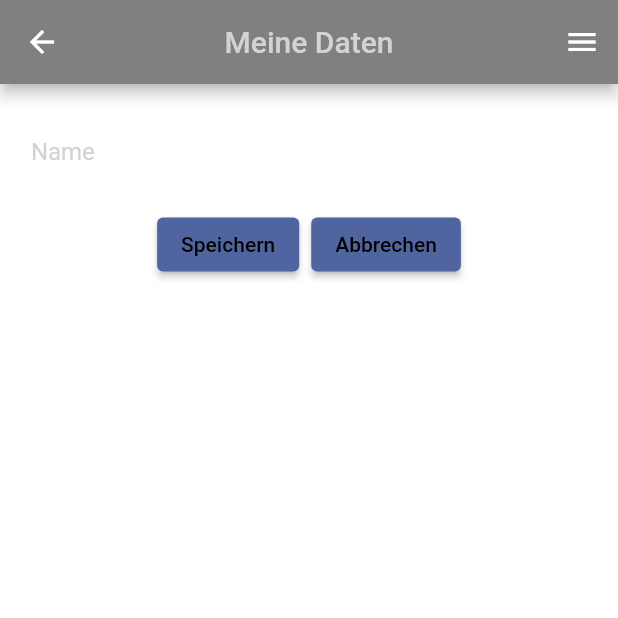
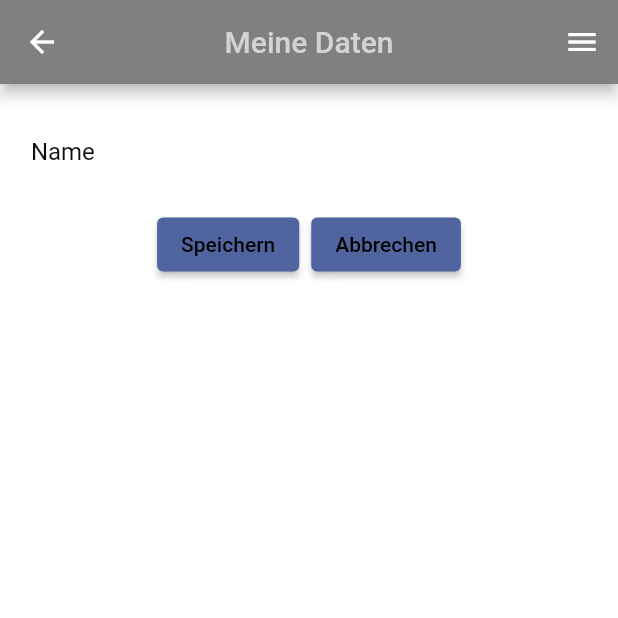
Before and after one commit to INKSec/FlutterMobileApp, a Flutter app: the UserDataManageView screen opened directly, on a phone screen of 412 x 824 dp, the top half of it. Run offline on Flutter 3.47's test engine with Material 2 defaults, Android fonts, the light colour scheme and no system bars; our stand-ins replace cached_network_image, cloud_firestore, firebase_core, firebase_storage, hexcolor, image_picker and 2 more; missing offline and left inert: dart:ffi, openid_client; accounts and stored records are empty.

Commit message:
more styling improvements

```diff
--- a/mob_app/lib/views/userdata_manage.dart
+++ b/mob_app/lib/views/userdata_manage.dart
@@ -36,9 +36,10 @@ class UserDataManageView extends StatelessWidget {
                   widthFactor: 0.9,
                   child: TextFormField(
                     key: _nameKey,
+                    style: TextStyle(color: HexColor("#101010")),
                     decoration: InputDecoration(
                       labelText: 'Name',
-                      labelStyle: TextStyle(color: HexColor("#d3d3d3")),
+                      labelStyle: TextStyle(color: HexColor("#101010")),
                       focusedBorder: UnderlineInputBorder(
                         borderSide: BorderSide(color: HexColor("#d3d3d3")),
                       ),
```
